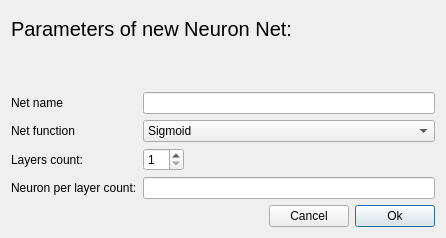
Qt form TP_CXX/NetManagers/createNet.ui (xammi/2014_Cpp_Technopark) before a commit.
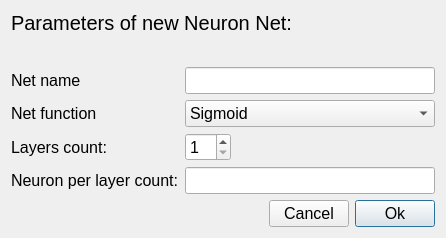
The same form after that commit.

Commit message: Add Limits Form

What changed in the file:
```diff
--- a/TP_CXX/NetManagers/createNet.ui
+++ b/TP_CXX/NetManagers/createNet.ui
@@ -10,6 +10,11 @@
     <height>238</height>
    </rect>
   </property>
+  <property name="font">
+   <font>
+    <pointsize>12</pointsize>
+   </font>
+  </property>
   <property name="windowTitle">
    <string>Creating of new net</string>
   </property>
```
The commit also changes 6 other files.
